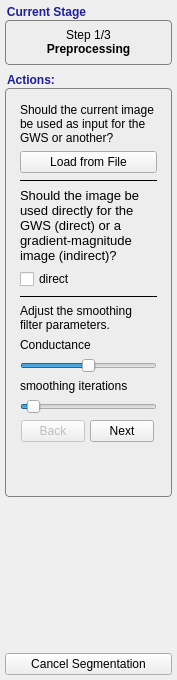
First picture: the form in GUI/Qt/Components/GlobalWSWizardPanel.ui, repository pyushkevich/itksnap, before the edit.
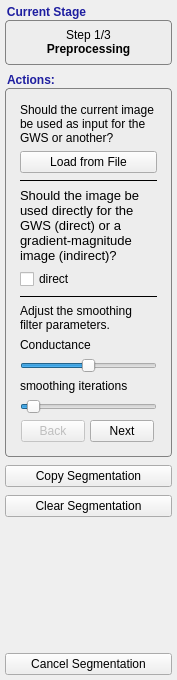
Second picture: the form after the edit. Custom widgets are drawn as their Qt base class.

Commit message: Added copy+clear segmentation for GWS; debugged IRISApplication::CopySegementationToJdst

Patch:
```diff
--- a/GUI/Qt/Components/GlobalWSWizardPanel.ui
+++ b/GUI/Qt/Components/GlobalWSWizardPanel.ui
@@ -396,19 +396,6 @@
             </layout>
            </widget>
           </item>
-          <item>
-           <spacer name="verticalSpacer_6">
-            <property name="orientation">
-             <enum>Qt::Vertical</enum>
-            </property>
-            <property name="sizeHint" stdset="0">
-             <size>
-              <width>20</width>
-              <height>40</height>
-             </size>
-            </property>
-           </spacer>
-          </item>
          </layout>
         </widget>
         <widget class="QWidget" name="pgWSRange">
@@ -737,6 +724,20 @@
      </layout>
     </widget>
    </item>
+   <item>
+    <widget class="QPushButton" name="btnCopySeg">
+     <property name="text">
+      <string>Copy Segmentation</string>
+     </property>
+    </widget>
+   </item>
+   <item>
+    <widget class="QPushButton" name="btnClearSeg">
+     <property name="text">
+      <string>Clear Segmentation</string>
+     </property>
+    </widget>
+   </item>
    <item>
     <spacer name="verticalSpacer_4">
      <property name="orientation">
```
The commit also changes 4 other files.
